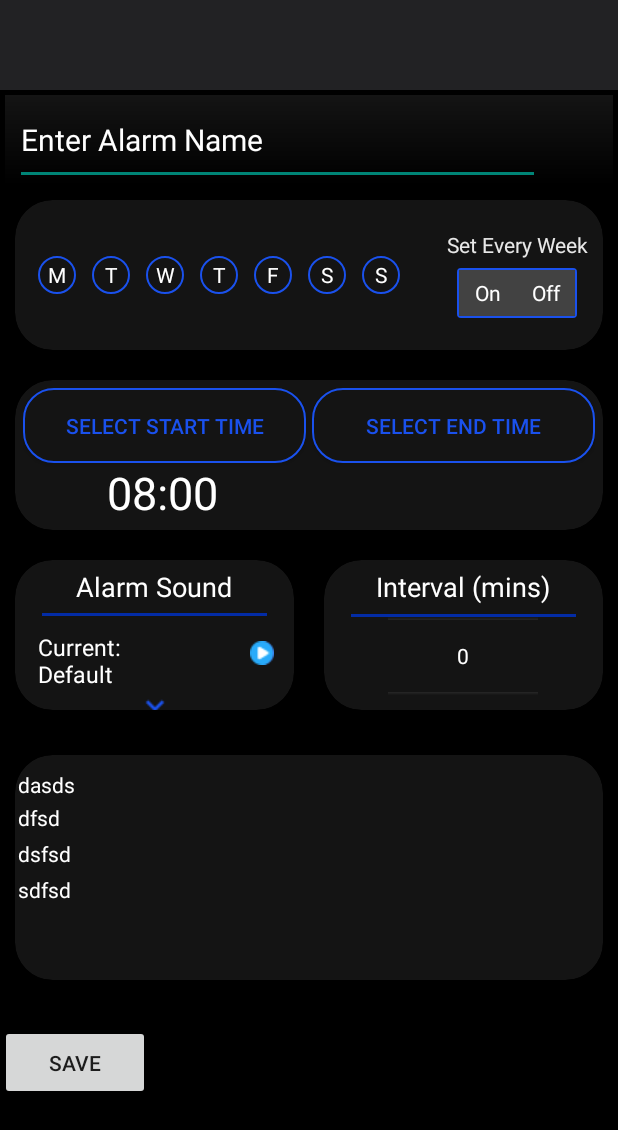
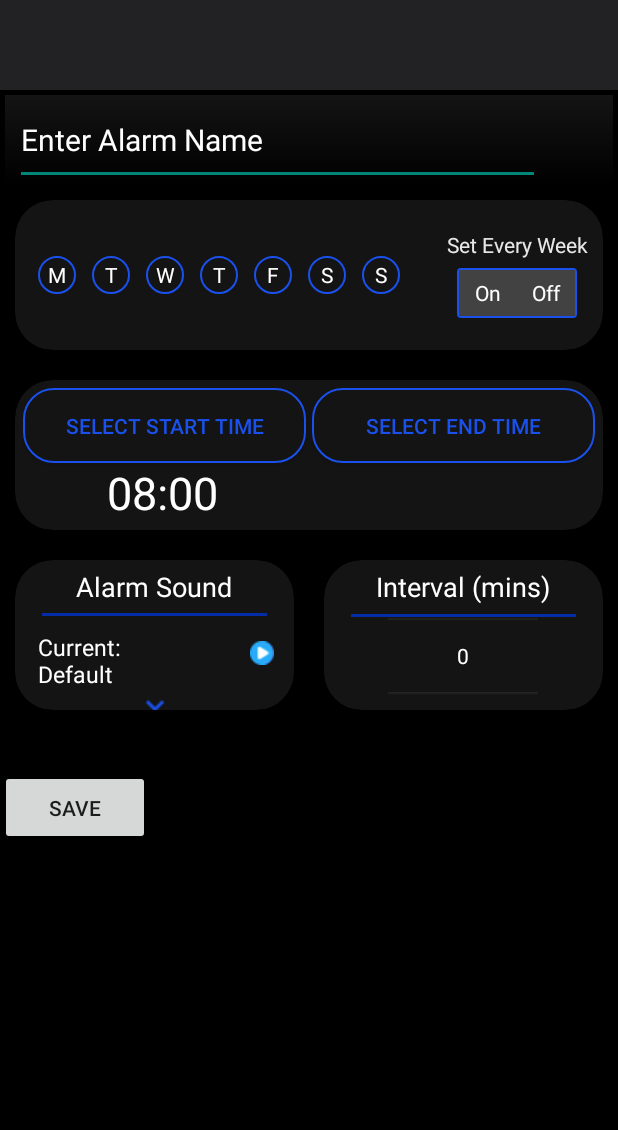
Before and after one commit to Keithoh92/MultiAlarmClock, an Android app: the layout activity_build_new_alarm.xml on its own in the app's theme, with its tools: preview values and no code run, on a phone screen of 412 x 824 dp. Shown: the top 1130 px of the screen. Run offline under Robolectric (Android 15) with nearby library versions, the phone set to English and light mode, and no system bars.

Commit message:
Implemented New UI components, Recycler view, list adapter, data binding on the UI, database retrieval using the ROOm library, UI updates and some unit testing

```diff
--- a/app/src/main/java/com/example/multialarmclock/BuildNewAlarm.kt
+++ b/app/src/main/java/com/example/multialarmclock/BuildNewAlarm.kt
@@ -250,7 +250,7 @@ class BuildNewAlarm : AppCompatActivity() {
         return !(TextUtils.isEmpty(usersAlarmName) && alarmDays.isEmpty() && TextUtils.isEmpty(startTime) && TextUtils.isEmpty(endTime) && interval == null)
     }
 
-    private fun getCheckedDays(): String {
+    fun getCheckedDays(): String {
         daysSelected = arrayListOf()
         if(cbDay1.isChecked){
             Log.d("DaysCheccked: ", cbDay1.text.toString())
--- a/app/src/main/java/com/example/multialarmclock/classes/AlarmViewModel.kt
+++ b/app/src/main/java/com/example/multialarmclock/classes/AlarmViewModel.kt
@@ -1,6 +1,7 @@
 package com.example.multialarmclock.classes
 
 import android.app.Application
+import android.database.Cursor
 import androidx.lifecycle.AndroidViewModel
 import androidx.lifecycle.LiveData
 import androidx.lifecycle.viewModelScope
@@ -16,11 +17,15 @@ import kotlinx.coroutines.launch
 class AlarmViewModel(application: Application): AndroidViewModel(application) {
 
     val readAllData:LiveData<List<BuildNewAlarmModel>>
+
+//    val readLastEntered: Cursor
+
     private val repository:AlarmRepository
     init{
         val alarmDao = AlarmDatabase.getDatabase(application).alarmDao()
         repository = AlarmRepository(alarmDao)
         readAllData = repository.readAllData
+//        readLastEntered = repository.readLastEntered
     }
 
     fun addAlarm(buildAlarm:BuildNewAlarmModel){
--- a/app/src/main/java/com/example/multialarmclock/data/AlarmDao.kt
+++ b/app/src/main/java/com/example/multialarmclock/data/AlarmDao.kt
@@ -1,6 +1,7 @@
 package com.example.multialarmclock.data
 
 import android.content.ClipData
+import android.database.Cursor
 import androidx.lifecycle.LiveData
 import androidx.room.Dao
 import androidx.room.Insert
@@ -16,6 +17,6 @@ interface AlarmDao {
     @Query("SELECT * FROM my_alarms ORDER BY id DESC")
     fun readAllData(): LiveData<List<BuildNewAlarmModel>>
 
-    @Query("SELECT alarmName FROM my_alarms ORDER BY id DESC limit 1")
-    fun readLastEntered(): LiveData<String>
+    @Query("SELECT * FROM my_alarms ORDER BY id DESC limit 1")
+    fun readLastEntered(): LiveData<List<BuildNewAlarmModel>>
 }
--- a/app/src/main/java/com/example/multialarmclock/data/AlarmRepository.kt
+++ b/app/src/main/java/com/example/multialarmclock/data/AlarmRepository.kt
@@ -1,5 +1,6 @@
 package com.example.multialarmclock.data
 
+import android.database.Cursor
 import androidx.lifecycle.LiveData
 
 class AlarmRepository(private val alarmDao: AlarmDao) {
--- a/app/src/main/res/layout/activity_build_new_alarm.xml
+++ b/app/src/main/res/layout/activity_build_new_alarm.xml
@@ -533,57 +533,6 @@
                     </androidx.cardview.widget.CardView>
                 </LinearLayout>
 
-                <androidx.cardview.widget.CardView
-                    android:id="@+id/new_cardview4"
-                    android:layout_width="match_parent"
-                    android:layout_height="150dp"
-                    android:layout_marginTop="2dp"
-                    android:layout_margin="10dp"
-                    android:layout_below="@+id/interval_linear_layout"
-                    app:cardCornerRadius="25dp"
-                    android:backgroundTint="@color/dark_cv">
-
-                    <LinearLayout
-                        android:layout_width="match_parent"
-                        android:layout_height="match_parent"
-                        android:orientation="vertical"
-                        >
-                    <TextView
-                        android:id="@+id/name_of_alarm_cv4"
-                        android:layout_width="match_parent"
-                        android:layout_height="20dp"
-                        android:textColor="@color/white"
-                        android:layout_marginTop="10dp"
-                        android:layout_marginStart="2dp"
-                        android:text="dasds">
-                    </TextView>
-                    <TextView
-                        android:id="@+id/days_cv4"
-                        android:layout_width="match_parent"
-                        android:layout_height="20dp"
-                        android:textColor="@color/white"
-                        android:layout_margin="2dp"
-                        android:text="dfsd">
-                    </TextView>
-                    <TextView
-                        android:id="@+id/range_cv4"
-                        android:layout_width="match_parent"
-                        android:layout_height="20dp"
-                        android:textColor="@color/white"
-                        android:layout_margin="2dp"
-                        android:text="dsfsd">
-                    </TextView>
-                        <TextView
-                            android:id="@+id/interval_cv4"
-                            android:layout_width="match_parent"
-                            android:layout_height="20dp"
-                            android:textColor="@color/white"
-                            android:layout_margin="2dp"
-                            android:text="sdfsd">
-                        </TextView>
-                    </LinearLayout>
-
-                </androidx.cardview.widget.CardView>
 
                 <Button
                     android:id="@+id/save_button"
@@ -591,7 +540,7 @@
                     android:layout_height="50dp"
                     android:text="save"
                     android:layout_marginTop="20dp"
-                    android:layout_below="@+id/new_cardview4">
+                    android:layout_below="@+id/interval_linear_layout">
 
                 </Button>
 
```
Also changed, not shown: app/build.gradle (+11 -3 lines), app/src/main/java/com/example/multialarmclock/MainActivity.kt (+47 -0 lines), app/src/main/java/com/example/multialarmclock/MethodsForTesting.kt (added, +57 -0 lines), app/src/main/java/com/example/multialarmclock/list/ListAdapter.kt (+13 -13 lines), app/src/main/res/layout/custom_row.xml (+13 -7 lines), 3 other files.
